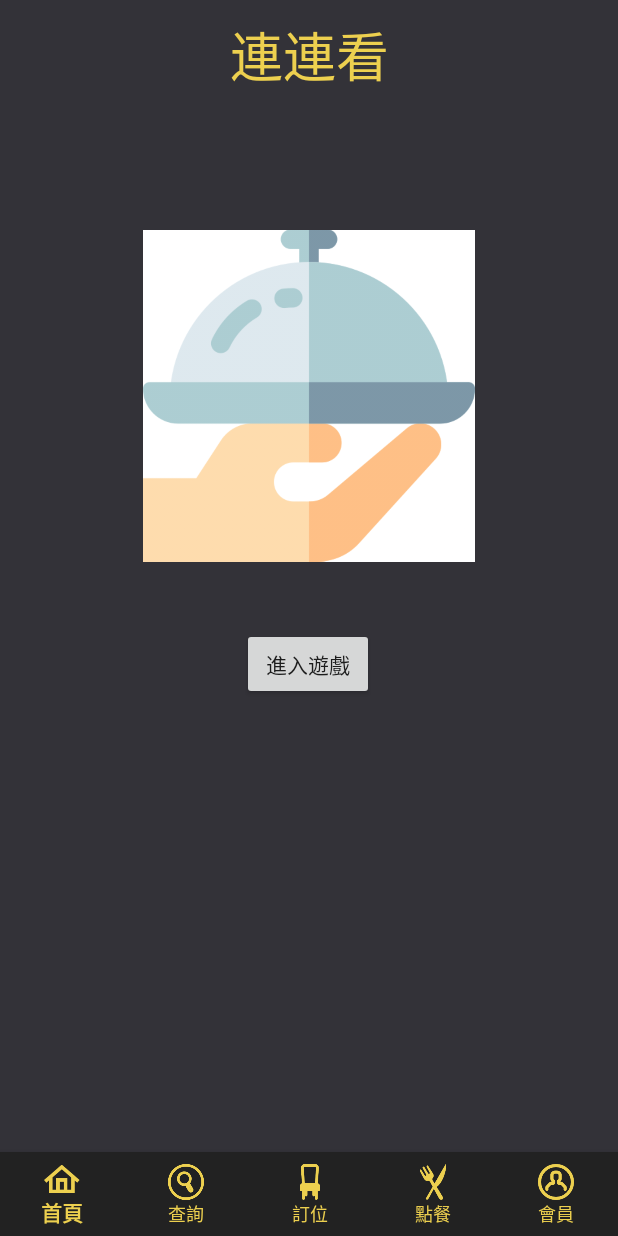
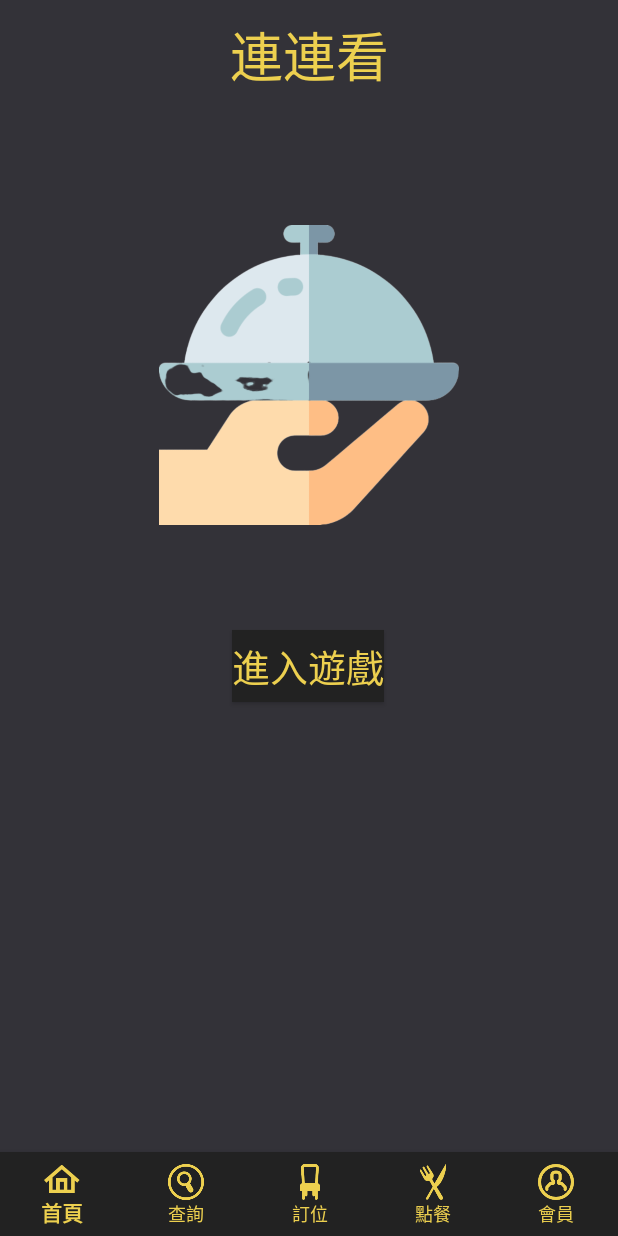
Before and after one commit to DP103-G1/ForntDesk, an Android app: the GameFragment screen opened through its navigation route, on a phone screen of 412 x 824 dp. Run offline under Robolectric (Android 15) with nearby library versions, the light colour scheme and no system bars; our stand-ins replace navigation-ui; 2 statements that could not run were skipped.

Commit message:
adjusting image size and position of flip game.

```diff
--- a/app/src/main/res/layout/fragment_game.xml
+++ b/app/src/main/res/layout/fragment_game.xml
@@ -25,20 +25,24 @@
         android:id="@+id/btPlay"
         android:layout_width="wrap_content"
         android:layout_height="wrap_content"
-        android:layout_marginTop="30dp"
+        android:textColor="@color/colortext"
+        android:background="@color/colortitle"
+        android:layout_marginTop="70dp"
         android:text="@string/btPlay"
+        android:textSize="25sp"
         app:layout_constraintEnd_toEndOf="parent"
         app:layout_constraintHorizontal_bias="0.498"
         app:layout_constraintStart_toStartOf="parent"
-        app:layout_constraintTop_toBottomOf="@+id/imageView" />
+        app:layout_constraintTop_toBottomOf="@+id/imageView2" />
 
     <ImageView
-        android:id="@+id/imageView"
-        android:layout_width="221dp"
-        android:layout_height="250dp"
-        android:layout_marginTop="76dp"
-        android:src="@drawable/dish"
+        android:id="@+id/imageView2"
+        android:layout_width="200dp"
+        android:layout_height="200dp"
+        android:layout_marginTop="87dp"
+        android:src="@drawable/dishremovebg"
         app:layout_constraintEnd_toEndOf="parent"
         app:layout_constraintStart_toStartOf="parent"
         app:layout_constraintTop_toBottomOf="@+id/connect＿the＿dots" />
+
 </androidx.constraintlayout.widget.ConstraintLayout>
```
Also changed, not shown: app/src/main/res/drawable-v24/dish.png (deleted), app/src/main/res/drawable/dishremovebg.png (added).
